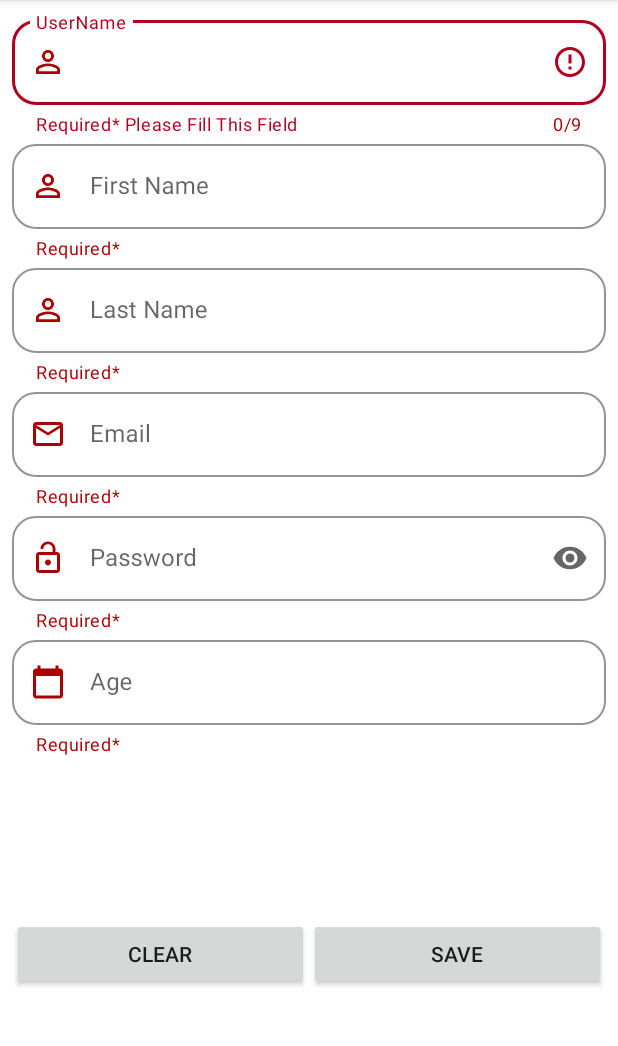
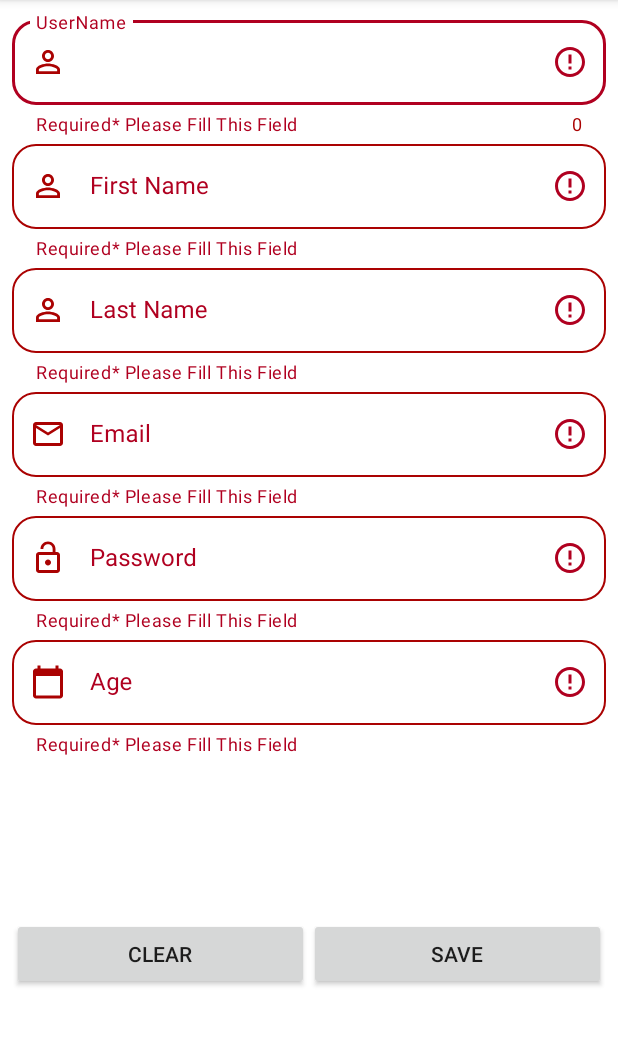
Before and after one commit to TBC-Android-Bootcamp-Giorgi-Gabidauri/HomeWork3, an Android app: the screen it shows after launch (MainActivity), after a tap on "SAVE", on a phone screen of 412 x 824 dp, the part 84-1130 px from its top. Run offline under Robolectric (Android 15) with nearby library versions, the phone set to English and light mode, and no system bars.

Commit message:
userName bug fixed.  improved:  drawable names,  save button functionality

```diff
--- a/app/src/main/java/com/gabo/profileinfo/MainActivity.kt
+++ b/app/src/main/java/com/gabo/profileinfo/MainActivity.kt
@@ -2,7 +2,6 @@ package com.gabo.profileinfo
 
 import android.os.Bundle
 import android.view.WindowManager
-import android.widget.Toast
 import androidx.appcompat.app.AppCompatActivity
 import androidx.core.widget.doOnTextChanged
 import com.gabo.profileinfo.databinding.ActivityMainBinding
@@ -16,6 +15,7 @@ class MainActivity : AppCompatActivity() {
         setContentView(binding.root)
 
         window.setSoftInputMode(WindowManager.LayoutParams.SOFT_INPUT_ADJUST_PAN)
+
         val personalInfoFunctions = PersonalInfoFunctions(this@MainActivity, binding)
         with(binding) {
             val list = listOf(tiedUserName, tiedFirstName, tiedLastName, tiedEmail, tiedPassword, tiedAge)
@@ -42,19 +42,7 @@ class MainActivity : AppCompatActivity() {
                 datePickerDialog.show()
             }
             btnSave.setOnClickListener {
-                with(personalInfoFunctions)
-                { if (userNameCheck(tiedUserName, tilUserName) &&
-                        emailCheck(tiedEmail, tilEmail) &&
-                        emptyError(tiedFirstName, tilFirstName) &&
-                        emptyError(tiedLastName, tilLastName) &&
-                        emptyError(tiedPassword, tilPassword) &&
-                        ageCheck(tiedAge, tilAge)
-                    ) {
-                        Toast.makeText(this@MainActivity, "Saved", Toast.LENGTH_SHORT).show()
-                    }else{
-                    Toast.makeText(this@MainActivity, "Please, fill all fields", Toast.LENGTH_SHORT).show()
-                    }
-                }
+                personalInfoFunctions.save(list)
             }
             btnClear.setOnLongClickListener {
                 personalInfoFunctions.clearAll(list)
--- a/app/src/main/java/com/gabo/profileinfo/PersonalInfoFunctions.kt
+++ b/app/src/main/java/com/gabo/profileinfo/PersonalInfoFunctions.kt
@@ -1,7 +1,9 @@
 package com.gabo.profileinfo
 
+import android.annotation.SuppressLint
 import android.app.DatePickerDialog
 import android.content.Context
+import android.widget.Toast
 import androidx.appcompat.content.res.AppCompatResources
 import androidx.core.content.ContextCompat
 import com.gabo.profileinfo.databinding.ActivityMainBinding
@@ -18,33 +20,37 @@ class PersonalInfoFunctions(
 ) {
     fun emptyError(tied: TextInputEditText, til: TextInputLayout): Boolean {
         val startIcon: Int
-        val startIconAndBoxStrokeColor: Int
+        val color: Int
         val errorMsg: String?
         var helperTextEnabled = true
         val readyToSave: Boolean
-        with(til){
-             if (tied.text.toString().isEmpty()) {
-                errorMsg = "Required* Please Fill This Field"
-                startIcon = if(this == binding.tilPassword){ (R.drawable.ic_lock_open) }else {
+        with(til) {
+            if (tied.text.toString().isEmpty()) {
+                errorMsg = context.getString(R.string.errorEmpty)
+                startIcon = if (this == binding.tilPassword) {
+                    (R.drawable.ic_lock_unchecked)
+                } else {
                     R.drawable.ic_person
                 }
-                startIconAndBoxStrokeColor = (R.color.red_required)
+                color = (R.color.red_required)
                 readyToSave = false
             } else {
                 errorMsg = null
-                 startIcon = if (this == binding.tilPassword) { (R.drawable.ic_lock) } else {
-                     (R.drawable.ic_baseline_person_24)
-                 }
-                startIconAndBoxStrokeColor = (R.color.green)
+                startIcon = if (this == binding.tilPassword) {
+                    (R.drawable.ic_lock_checked)
+                } else {
+                    (R.drawable.ic_person_checked)
+                }
+                color = (R.color.green)
                 helperTextEnabled = false
                 readyToSave = true
             }
         }
-        with(til){
+        with(til) {
             error = errorMsg
             setStartIconDrawable(startIcon)
-            setStartIconTintList(AppCompatResources.getColorStateList(context,startIconAndBoxStrokeColor))
-            boxStrokeColor = ContextCompat.getColor(context,startIconAndBoxStrokeColor)
+            setStartIconTintList(AppCompatResources.getColorStateList(context, color))
+            boxStrokeColor = ContextCompat.getColor(context, color)
             isHelperTextEnabled = helperTextEnabled
         }
         return readyToSave
@@ -52,36 +58,36 @@ class PersonalInfoFunctions(
 
     fun emailCheck(tied: TextInputEditText, til: TextInputLayout): Boolean {
         val startIcon: Int
-        val startIconAndBoxStrokeColor: Int
+        val color: Int
         val errorMsg: String?
         var helperTextEnabled = true
         val readyToSave: Boolean
         when {
             tied.text.toString().isEmpty() -> {
                 startIcon = (R.drawable.ic_mail)
-                startIconAndBoxStrokeColor = R.color.red_required
-                errorMsg = "Required* Please Fill This Field"
-               readyToSave = false
+                color = R.color.red_required
+                errorMsg = context.getString(R.string.errorEmpty)
+                readyToSave = false
             }
             android.util.Patterns.EMAIL_ADDRESS.matcher(tied.text.toString()).matches() -> {
                 errorMsg = null
-                startIcon = (R.drawable.ic_baseline_mail_24)
-                startIconAndBoxStrokeColor = R.color.green
+                startIcon = (R.drawable.ic_mail_checked)
+                color = R.color.green
                 helperTextEnabled = false
                 readyToSave = true
             }
             else -> {
-                errorMsg = "Required* Does Not matches Email Pattern!"
+                errorMsg = context.getString(R.string.errorEmail)
                 startIcon = (R.drawable.ic_mail)
-                startIconAndBoxStrokeColor = R.color.red_required
-               readyToSave = false
+                color = R.color.red_required
+                readyToSave = false
             }
         }
-        with(til){
+        with(til) {
             error = errorMsg
             setStartIconDrawable(startIcon)
-            setStartIconTintList(AppCompatResources.getColorStateList(context,startIconAndBoxStrokeColor))
-            boxStrokeColor = ContextCompat.getColor(context,startIconAndBoxStrokeColor)
+            setStartIconTintList(AppCompatResources.getColorStateList(context, color))
+            boxStrokeColor = ContextCompat.getColor(context, color)
             isHelperTextEnabled = helperTextEnabled
         }
         return readyToSave
@@ -89,38 +95,39 @@ class PersonalInfoFunctions(
 
     fun userNameCheck(tied: TextInputEditText, til: TextInputLayout): Boolean {
         val startIcon: Int
-        val startIconAndBoxStrokeColor: Int
+        val color: Int
         val errorMsg: String?
         val helperTextEnabled: Boolean
         val readyToSave: Boolean
         when {
             tied.text.toString().isEmpty() -> {
-                errorMsg = "Required* Please Fill This Field"
+                errorMsg = context.getString(R.string.errorEmpty)
                 startIcon = (R.drawable.ic_person)
-                startIconAndBoxStrokeColor = (R.color.red_required)
+                color = (R.color.red_required)
                 helperTextEnabled = true
                 readyToSave = false
             }
             tied.text!!.length < 10 -> {
-                errorMsg = "Required* can't be less than 10 characters"
+                errorMsg = context.getString(R.string.errorMinUserNameChars)
                 startIcon = (R.drawable.ic_person)
-                startIconAndBoxStrokeColor =(R.color.red_required)
+                color = (R.color.red_required)
                 helperTextEnabled = true
                 readyToSave = false
             }
             else -> {
                 errorMsg = null
-                startIcon = (R.drawable.ic_baseline_person_24)
-                startIconAndBoxStrokeColor = (R.color.green)
-                helperTextEnabled =  false
+                startIcon = (R.drawable.ic_person_checked)
+                color = (R.color.green)
+                helperTextEnabled = false
                 readyToSave = true
             }
         }
-        with(til){
+        with(til) {
             error = errorMsg
             setStartIconDrawable(startIcon)
-            setStartIconTintList(AppCompatResources.getColorStateList(context,startIconAndBoxStrokeColor))
-            boxStrokeColor = ContextCompat.getColor(context,startIconAndBoxStrokeColor)
+            counterTextColor = AppCompatResources.getColorStateList(context, color)
+            setStartIconTintList(AppCompatResources.getColorStateList(context, color))
+            boxStrokeColor = ContextCompat.getColor(context, color)
             isHelperTextEnabled = helperTextEnabled
         }
         return readyToSave
@@ -128,33 +135,34 @@ class PersonalInfoFunctions(
 
     fun ageCheck(tied: TextInputEditText, til: TextInputLayout): Boolean {
         val startIcon: Int
-        val startIconAndBoxStrokeColor: Int
+        val color: Int
         val errorMsg: String?
         var helperTextEnabled = true
         if (tied.text.toString().isEmpty()) {
-            errorMsg = "Required* Please Fill This Field"
-            startIcon = (R.drawable.ic_baseline_calendar_today_24)
-            startIconAndBoxStrokeColor = (R.color.red_required)
+            errorMsg = context.getString(R.string.errorEmpty)
+            startIcon = (R.drawable.ic_date_unchecked)
+            color = (R.color.red_required)
         } else if (dateFormatter(tied.text.toString()) == "") {
-            startIcon = (R.drawable.ic_baseline_calendar_today_24)
-            startIconAndBoxStrokeColor = (R.color.red_required)
-            errorMsg = "Required* Please enter date or Click on calendar and choose"
+            startIcon = (R.drawable.ic_date_unchecked)
+            color = (R.color.red_required)
+            errorMsg = context.getString(R.string.errorDate)
         } else {
             errorMsg = null
-            startIcon = (R.drawable.ic_baseline_calendar_month_24)
-            startIconAndBoxStrokeColor = (R.color.green)
+            startIcon = (R.drawable.ic_date_checked)
+            color = (R.color.green)
             helperTextEnabled = false
         }
-        with(til){
+        with(til) {
             error = errorMsg
             setStartIconDrawable(startIcon)
-            setStartIconTintList(AppCompatResources.getColorStateList(context,startIconAndBoxStrokeColor))
-            boxStrokeColor = ContextCompat.getColor(context,startIconAndBoxStrokeColor)
+            setStartIconTintList(AppCompatResources.getColorStateList(context, color))
+            boxStrokeColor = ContextCompat.getColor(context, color)
             isHelperTextEnabled = helperTextEnabled
         }
         return errorMsg == null
     }
 
+    @SuppressLint("SimpleDateFormat")
     fun createDatePickerDialog(tied: TextInputEditText): DatePickerDialog {
         tied.setText(SimpleDateFormat("dd-MM-yyyy").format(System.currentTimeMillis()))
         val cal = Calendar.getInstance()
@@ -197,4 +205,27 @@ class PersonalInfoFunctions(
         }
         return date
     }
+
+    fun save(list: List<TextInputEditText>) {
+        with(binding) {
+            if (userNameCheck(tiedUserName, tilUserName) &&
+                emailCheck(tiedEmail, tilEmail) &&
+                emptyError(tiedFirstName, tilFirstName) &&
+                emptyError(tiedLastName, tilLastName) &&
+                emptyError(tiedPassword, tilPassword) &&
+                ageCheck(tiedAge, tilAge)
+            ) {
+                Toast.makeText(context, "Saved", Toast.LENGTH_SHORT).show()
+            } else {
+                Toast.makeText(context, "Please, fill all fields", Toast.LENGTH_SHORT)
+                    .show()
+                for(element in list){
+                    if(element.text.toString().isEmpty()){
+                        clearField(element)
+                    }
+                }
+            }
+
+        }
+    }
 }
--- a/app/src/main/res/layout/activity_main.xml
+++ b/app/src/main/res/layout/activity_main.xml
@@ -21,7 +21,6 @@
         app:boxCornerRadiusTopStart="16dp"
         app:boxStrokeColor="@color/green"
         app:counterEnabled="true"
-        app:counterMaxLength="9"
         app:counterOverflowTextColor="@color/green"
         app:counterTextColor="@color/red_required"
         app:endIconMode="clear_text"
@@ -158,7 +157,7 @@
         app:layout_constraintEnd_toEndOf="parent"
         app:layout_constraintStart_toStartOf="parent"
         app:layout_constraintTop_toBottomOf="@+id/tilEmail"
-        app:startIconDrawable="@drawable/ic_lock_open"
+        app:startIconDrawable="@drawable/ic_lock_unchecked"
         app:startIconTint="@color/red_required">
 
         <com.google.android.material.textfield.TextInputEditText
@@ -189,7 +188,7 @@
         app:layout_constraintEnd_toEndOf="parent"
         app:layout_constraintStart_toStartOf="parent"
         app:layout_constraintTop_toBottomOf="@+id/tilPassword"
-        app:startIconDrawable="@drawable/ic_baseline_calendar_today_24"
+        app:startIconDrawable="@drawable/ic_date_unchecked"
         app:startIconTint="@color/red_required">
 
         <com.google.android.material.textfield.TextInputEditText
--- a/app/src/main/res/values/strings.xml
+++ b/app/src/main/res/values/strings.xml
@@ -8,4 +8,8 @@
     <string name="age">Age</string>
     <string name="clear">Clear</string>
     <string name="save">Save</string>
+    <string name="errorEmail">Required* Does Not matches Email Pattern!</string>
+    <string name="errorEmpty">Required* Please Fill This Field</string>
+    <string name="errorMinUserNameChars">Required* can\'t be less than 10 characters</string>
+    <string name="errorDate">Required* Please enter date or Click on calendar and choose</string>
 </resources>
```
Also changed, not shown: app/src/main/res/drawable/ic_date_checked.xml (renamed from app/src/main/res/drawable/ic_baseline_calendar_month_24.xml), app/src/main/res/drawable/ic_date_unchecked.xml (renamed from app/src/main/res/drawable/ic_baseline_calendar_today_24.xml), app/src/main/res/drawable/ic_lock_checked.xml (renamed from app/src/main/res/drawable/ic_lock.xml), app/src/main/res/drawable/ic_lock_unchecked.xml (renamed from app/src/main/res/drawable/ic_lock_open.xml), app/src/main/res/drawable/ic_mail_checked.xml (renamed from app/src/main/res/drawable/ic_baseline_mail_24.xml), app/src/main/res/drawable/ic_person_checked.xml (renamed from app/src/main/res/drawable/ic_baseline_person_24.xml).
